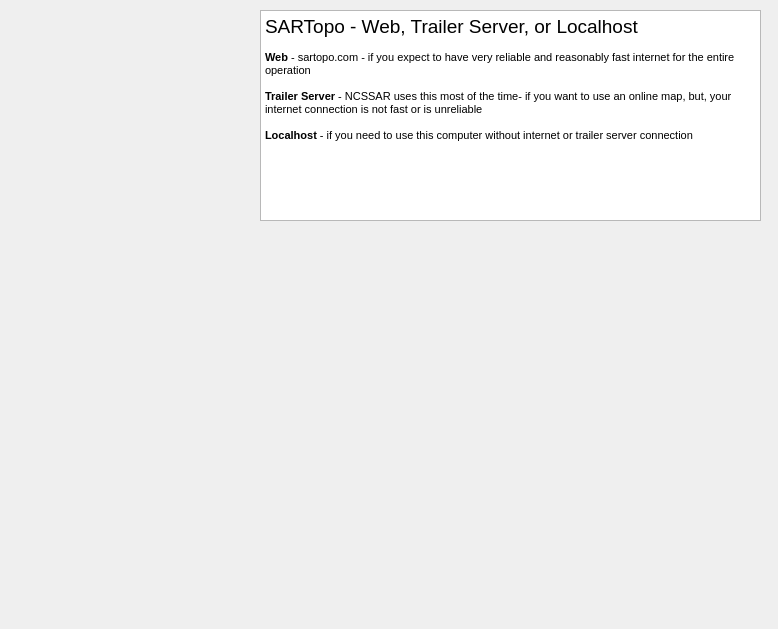
Above: designer/launcher.ui from ncssar/launcher before the change. Below: the same form after it.
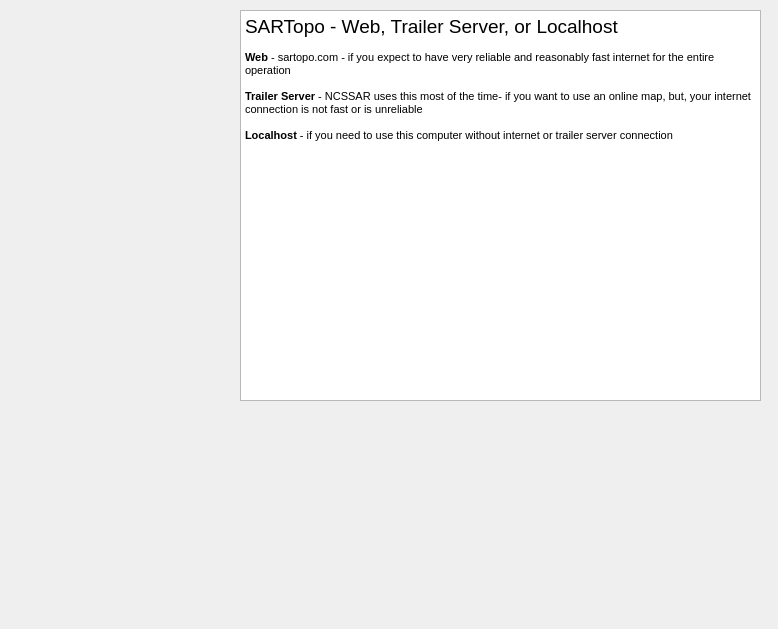
That is the form after the change. Icons and pictures are not drawn.

Diff of the .ui file:
```diff
--- a/designer/launcher.ui
+++ b/designer/launcher.ui
@@ -106,10 +106,10 @@
   <widget class="QTextEdit" name="textEdit">
    <property name="geometry">
     <rect>
-     <x>260</x>
+     <x>240</x>
      <y>10</y>
-     <width>501</width>
-     <height>211</height>
+     <width>521</width>
+     <height>391</height>
     </rect>
    </property>
    <property name="html">
```
Left out of the diff: 4 changed lines with no effect on the pictures.
